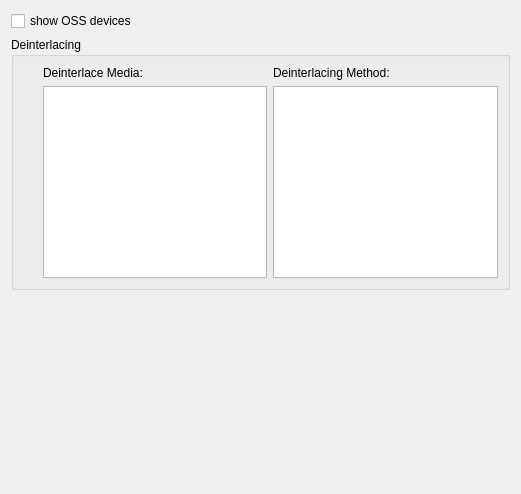
Before: the Qt Designer form phonon/xine/kcm/xineoptions.ui in KDE/kde-runtime, drawn with Qt 5.
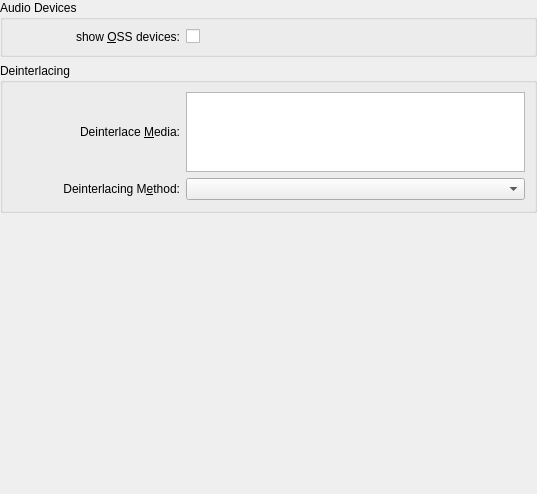
After: the same form once the commit is applied.

Commit message: tried to adjust to the guidelines at http://wiki.openusability.org/guidelines/index.php/Design_and_Layout:Layout:Dialogs

Patch:
```diff
--- a/phonon/xine/kcm/xineoptions.ui
+++ b/phonon/xine/kcm/xineoptions.ui
@@ -6,19 +6,82 @@
    <rect>
     <x>0</x>
     <y>0</y>
-    <width>517</width>
+    <width>537</width>
     <height>494</height>
    </rect>
   </property>
   <layout class="QVBoxLayout" >
+   <property name="leftMargin" >
+    <number>0</number>
+   </property>
+   <property name="topMargin" >
+    <number>0</number>
+   </property>
+   <property name="rightMargin" >
+    <number>0</number>
+   </property>
+   <property name="bottomMargin" >
+    <number>0</number>
+   </property>
    <item>
-    <widget class="QCheckBox" name="m_ossCheckbox" >
-     <property name="toolTip" >
-      <string>in the list of available devices show OSS devices even if ALSA is available</string>
+    <widget class="QGroupBox" name="groupBox_2" >
+     <property name="title" >
+      <string>Audio Devices</string>
      </property>
-     <property name="text" >
-      <string>show OSS devices</string>
-     </property>
+     <layout class="QGridLayout" >
+      <item row="0" column="0" >
+       <widget class="QLabel" name="label_3" >
+        <property name="text" >
+         <string>show &amp;OSS devices:</string>
+        </property>
+        <property name="alignment" >
+         <set>Qt::AlignRight|Qt::AlignTrailing|Qt::AlignVCenter</set>
+        </property>
+        <property name="wordWrap" >
+         <bool>true</bool>
+        </property>
+        <property name="buddy" >
+         <cstring>m_ossCheckbox</cstring>
+        </property>
+       </widget>
+      </item>
+      <item row="0" column="1" >
+       <widget class="QCheckBox" name="m_ossCheckbox" >
+        <property name="toolTip" >
+         <string>in the list of available devices show OSS devices even if ALSA is available</string>
+        </property>
+       </widget>
+      </item>
+      <item row="1" column="0" >
+       <spacer>
+        <property name="orientation" >
+         <enum>Qt::Horizontal</enum>
+        </property>
+        <property name="sizeType" >
+         <enum>QSizePolicy::Expanding</enum>
+        </property>
+        <property name="sizeHint" >
+         <size>
+          <width>230</width>
+          <height>1</height>
+         </size>
+        </property>
+       </spacer>
+      </item>
+      <item row="1" column="1" >
+       <spacer>
+        <property name="orientation" >
+         <enum>Qt::Horizontal</enum>
+        </property>
+        <property name="sizeHint" >
+         <size>
+          <width>400</width>
+          <height>1</height>
+         </size>
+        </property>
+       </spacer>
+      </item>
+     </layout>
     </widget>
    </item>
    <item>
@@ -26,49 +89,89 @@
      <property name="title" >
       <string>Deinterlacing</string>
      </property>
-     <property name="flat" >
-      <bool>true</bool>
-     </property>
      <layout class="QGridLayout" >
-      <item rowspan="2" row="0" column="0" >
-       <spacer>
-        <property name="orientation" >
-         <enum>Qt::Horizontal</enum>
-        </property>
-        <property name="sizeType" >
-         <enum>QSizePolicy::Fixed</enum>
-        </property>
-        <property name="sizeHint" >
-         <size>
-          <width>20</width>
-          <height>20</height>
-         </size>
-        </property>
-       </spacer>
-      </item>
-      <item row="0" column="1" >
+      <item row="0" column="0" >
        <widget class="QLabel" name="label" >
         <property name="text" >
-         <string>Deinterlace Media:</string>
+         <string>Deinterlace &amp;Media:</string>
         </property>
-       </widget>
-      </item>
-      <item row="0" column="2" >
-       <widget class="QLabel" name="label_2" >
-        <property name="text" >
-         <string>Deinterlacing Method:</string>
+        <property name="alignment" >
+         <set>Qt::AlignRight|Qt::AlignTrailing|Qt::AlignVCenter</set>
         </property>
+        <property name="wordWrap" >
+         <bool>true</bool>
+        </property>
+        <property name="buddy" >
+         <cstring>deinterlaceMediaList</cstring>
+        </property>
        </widget>
       </item>
-      <item row="1" column="1" >
+      <item row="0" column="1" >
        <widget class="QListWidget" name="deinterlaceMediaList" >
+        <property name="sizePolicy" >
+         <sizepolicy vsizetype="Minimum" hsizetype="Expanding" >
+          <horstretch>0</horstretch>
+          <verstretch>0</verstretch>
+         </sizepolicy>
+        </property>
+        <property name="maximumSize" >
+         <size>
+          <width>16777215</width>
+          <height>80</height>
+         </size>
+        </property>
         <property name="selectionMode" >
          <enum>QAbstractItemView::NoSelection</enum>
         </property>
        </widget>
       </item>
-      <item row="1" column="2" >
-       <widget class="QListWidget" name="deinterlaceMethodList" />
+      <item row="1" column="0" >
+       <widget class="QLabel" name="label_2" >
+        <property name="text" >
+         <string>Deinterlacing M&amp;ethod:</string>
+        </property>
+        <property name="alignment" >
+         <set>Qt::AlignRight|Qt::AlignTrailing|Qt::AlignVCenter</set>
+        </property>
+        <property name="wordWrap" >
+         <bool>true</bool>
+        </property>
+        <property name="buddy" >
+         <cstring>deinterlaceMethodBox</cstring>
+        </property>
+       </widget>
+      </item>
+      <item row="1" column="1" >
+       <widget class="QComboBox" name="deinterlaceMethodBox" />
+      </item>
+      <item row="2" column="0" >
+       <spacer>
+        <property name="orientation" >
+         <enum>Qt::Horizontal</enum>
+        </property>
+        <property name="sizeType" >
+         <enum>QSizePolicy::Expanding</enum>
+        </property>
+        <property name="sizeHint" >
+         <size>
+          <width>230</width>
+          <height>1</height>
+         </size>
+        </property>
+       </spacer>
+      </item>
+      <item row="2" column="1" >
+       <spacer>
+        <property name="orientation" >
+         <enum>Qt::Horizontal</enum>
+        </property>
+        <property name="sizeHint" >
+         <size>
+          <width>400</width>
+          <height>1</height>
+         </size>
+        </property>
+       </spacer>
       </item>
      </layout>
     </widget>
@@ -78,10 +181,13 @@
      <property name="orientation" >
       <enum>Qt::Vertical</enum>
      </property>
+     <property name="sizeType" >
+      <enum>QSizePolicy::Expanding</enum>
+     </property>
      <property name="sizeHint" >
       <size>
        <width>499</width>
-       <height>21</height>
+       <height>51</height>
       </size>
      </property>
     </spacer>
```
The commit also changes 1 other file.
